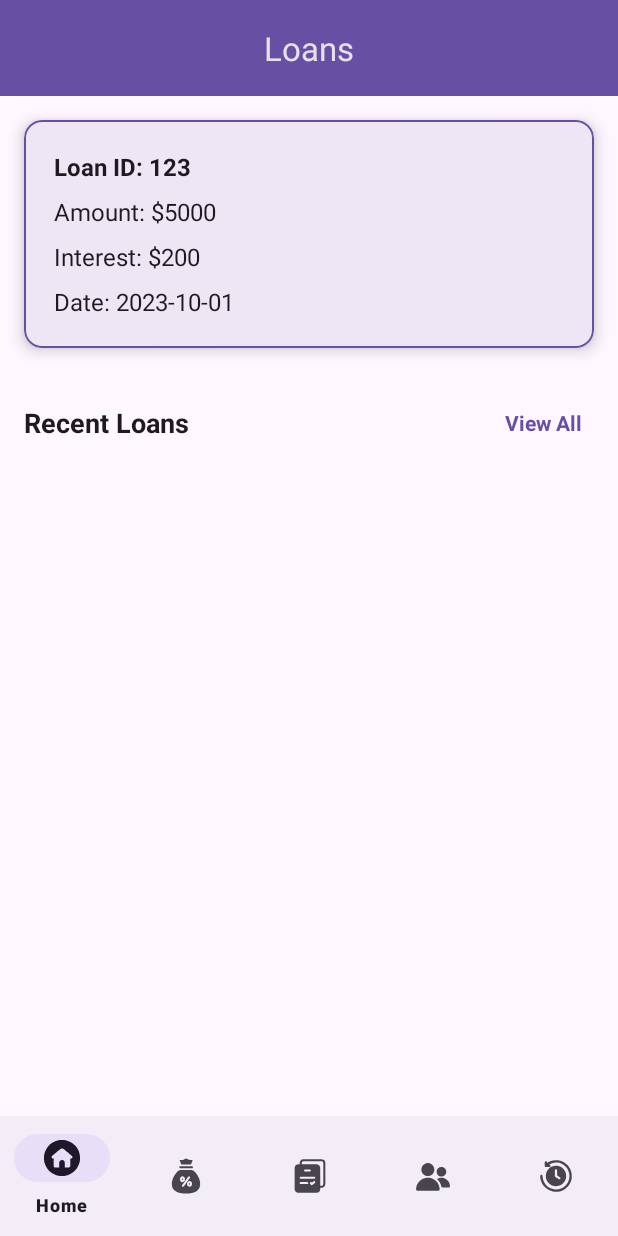
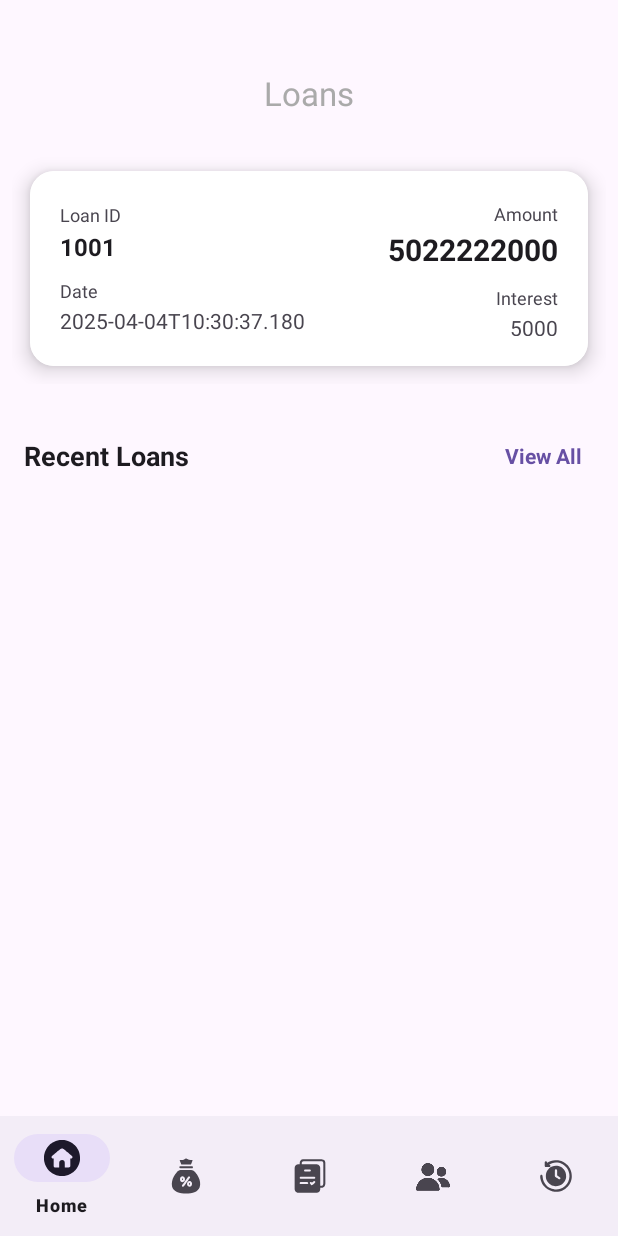
Before and after one commit to Eshwar863/Application28, an Android app: the fragment LoansFragment placed in its activity, on a phone screen of 412 x 824 dp. Run offline under Robolectric (Android 15) with nearby library versions, the phone set to English and light mode, and no system bars.

Commit message:
Loans Fragment

```diff
--- /dev/null
+++ b/app/src/main/java/com/example/application28/Adapters/LoansCardsAdapter.java
@@ -0,0 +1,49 @@
+package com.example.application28.Adapters;
+
+import android.content.Context;
+import android.view.LayoutInflater;
+import android.view.ViewGroup;
+
+import androidx.annotation.NonNull;
+import androidx.recyclerview.widget.RecyclerView;
+
+
+import com.example.application28.DTO.Loans;
+import com.example.application28.R;
+import com.example.application28.viewHolders.HistoryViewHolder;
+import com.example.application28.viewHolders.LoansCardsViewHolder;
+
+import java.util.List;
+
+public class LoansCardsAdapter extends RecyclerView.Adapter<LoansCardsViewHolder> {
+    Context context;
+
+    List<Loans> loans;
+
+    public LoansCardsAdapter(Context context, List<Loans> loans) {
+        this.context = context;
+        this.loans = loans;
+    }
+
+    @NonNull
+    @Override
+    public LoansCardsViewHolder onCreateViewHolder(@NonNull ViewGroup parent, int viewType) {
+        return new LoansCardsViewHolder(LayoutInflater.from(context).inflate(R.layout.loan_card_view,parent,false));
+
+    }
+
+    @Override
+    public void onBindViewHolder(@NonNull LoansCardsViewHolder holder, int position) {
+        Loans loan = loans.get(position);
+        holder.tvLoanId.setText(loan.getLoanId().toString());
+        holder.tvLoanAmount.setText(loan.getLoanAmount().toString());
+        holder.tvInterest.setText(loan.getInterestAmount().toString());
+        holder.tvLoanDate.setText(loan.getLoanDate().toString());
+
+    }
+
+    @Override
+    public int getItemCount() {
+        return loans.size();
+    }
+}
--- /dev/null
+++ b/app/src/main/java/com/example/application28/DTO/Loans.java
@@ -0,0 +1,50 @@
+package com.example.application28.DTO;
+
+import java.time.LocalDateTime;
+
+public class Loans {
+
+    private Long loanId;
+    private Long loanAmount ;
+    private Long interestAmount;
+    private LocalDateTime loanDate;
+
+    public Loans(Long loanId, Long loanAmount, Long interestAmount, LocalDateTime loanDate) {
+        this.loanId = loanId;
+        this.loanAmount = loanAmount;
+        this.interestAmount = interestAmount;
+        this.loanDate = loanDate;
+    }
+
+    public Long getLoanId() {
+        return loanId;
+    }
+
+    public void setLoanId(Long loanId) {
+        this.loanId = loanId;
+    }
+
+    public Long getLoanAmount() {
+        return loanAmount;
+    }
+
+    public void setLoanAmount(Long loanAmount) {
+        this.loanAmount = loanAmount;
+    }
+
+    public Long getInterestAmount() {
+        return interestAmount;
+    }
+
+    public void setInterestAmount(Long interestAmount) {
+        this.interestAmount = interestAmount;
+    }
+
+    public LocalDateTime getLoanDate() {
+        return loanDate;
+    }
+
+    public void setLoanDate(LocalDateTime loanDate) {
+        this.loanDate = loanDate;
+    }
+}
--- a/app/src/main/java/com/example/application28/fragments/HistoryFragment.java
+++ b/app/src/main/java/com/example/application28/fragments/HistoryFragment.java
@@ -63,11 +63,17 @@ public class HistoryFragment extends Fragment {
             transactions.add(new Transaction(1L, 5000L, "Totals", LocalDateTime.now(), "Loan Payment"));
             transactions.add(new Transaction(2L, 3000L, "InterestUpdated", LocalDateTime.now(), "Credit Card Bill"));
             transactions.add(new Transaction(1L, 5000L, "Totals", LocalDateTime.now(), "Loan Payment"));
+            transactions.add(new Transaction(1L, 5000L, "Loans", LocalDateTime.now(), "Loan Payment"));
+            transactions.add(new Transaction(2L, 3000L, "Cards", LocalDateTime.now(), "Credit Card Bill"));
             transactions.add(new Transaction(2L, 3000L, "InterestUpdated", LocalDateTime.now(), "Credit Card Bill"));
             transactions.add(new Transaction(1L, 5000L, "Loans", LocalDateTime.now(), "Loan Payment"));
+            transactions.add(new Transaction(1L, 5000L, "Loans", LocalDateTime.now(), "Loan Payment"));
+            transactions.add(new Transaction(2L, 3000L, "Cards", LocalDateTime.now(), "Credit Card Bill"));
             transactions.add(new Transaction(2L, 3000L, "Cards", LocalDateTime.now(), "Credit Card Bill"));
 
             transactions.add(new Transaction(1L, 5200L, "Totals", LocalDateTime.now(), "Loan Payment"));
+            transactions.add(new Transaction(1L, 5000L, "Loans", LocalDateTime.now(), "Loan Payment"));
+            transactions.add(new Transaction(2L, 3000L, "Cards", LocalDateTime.now(), "Credit Card Bill"));
             transactions.add(new Transaction(2L, 3100L, "InterestUpdated", LocalDateTime.now(), "Credit Card Bill"));
             transactions.add(new Transaction(1L, 4800L, "Totals", LocalDateTime.now(), "Loan Payment"));
             transactions.add(new Transaction(2L, 2900L, "InterestUpdated", LocalDateTime.now(), "Credit Card Bill"));
--- a/app/src/main/java/com/example/application28/fragments/LoansFragment.java
+++ b/app/src/main/java/com/example/application28/fragments/LoansFragment.java
@@ -2,9 +2,13 @@ package com.example.application28.fragments;
 
 import android.content.Context;
 import android.content.Intent;
+import android.os.Build;
 import android.os.Bundle;
 import android.util.Log;
 import androidx.fragment.app.Fragment;
+import androidx.recyclerview.widget.LinearLayoutManager;
+import androidx.recyclerview.widget.RecyclerView;
+
 import android.view.LayoutInflater;
 import android.view.View;
 import android.view.ViewGroup;
@@ -12,12 +16,20 @@ import android.widget.ListView;
 import android.widget.TextView;
 
 import com.example.application28.Activity.LoansActivity;
+import com.example.application28.Adapters.LoansCardsAdapter;
+import com.example.application28.DTO.Loans;
+import com.example.application28.LoginActivity;
 import com.example.application28.R;
+
+import java.time.LocalDateTime;
+import java.util.ArrayList;
+import java.util.Arrays;
+import java.util.List;
 
 public class LoansFragment extends Fragment {
 
     private static final String TAG = "LoansFragment"; // Tag for logging
-    private TextView tvViewAll;
+    private TextView tvViewAll, tvNoLoansFound;
 
     public LoansFragment() {
         // Required empty public constructor
@@ -26,21 +38,42 @@ public class LoansFragment extends Fragment {
     @Override
     public View onCreateView(LayoutInflater inflater, ViewGroup container,
                              Bundle savedInstanceState) {
-        // Inflate the layout for this fragment
+
         View view = inflater.inflate(R.layout.fragment_loans, container, false);
+        tvViewAll = view.findViewById(R.id.tvViewAll);
+        tvNoLoansFound = view.findViewById(R.id.tvNoLoansFound);
+        RecyclerView recyclerView = view.findViewById(R.id.recentLoansRecyclerViewLoansCards);
+        Context context = getContext();
 
-        // Initialize the "View All" TextView
-        tvViewAll = view.findViewById(R.id.tvViewAll);
+        if (context != null) {
+            recyclerView.setLayoutManager(new LinearLayoutManager(context, LinearLayoutManager.HORIZONTAL, false));
 
-        tvViewAll.setOnClickListener(v -> {
-            Context context = getContext();
-            if (context != null) {
-                Intent intent = new Intent(context, LoansActivity.class);
+            List<Loans> dummyLoans = new ArrayList<>();
+            if (Build.VERSION.SDK_INT >= Build.VERSION_CODES.O) {
+                dummyLoans.add(new Loans(1001L, 5022222000L, 5000L, LocalDateTime.now().minusDays(2)));
+                dummyLoans.add(new Loans(1002L, 75000L, 7500L, LocalDateTime.now().minusDays(10)));
+                dummyLoans.add(new Loans(1003L, 30036555500L, 3000L, LocalDateTime.now().minusDays(20)));
+            }
+
+            if (dummyLoans.isEmpty()) {
+                tvNoLoansFound.setVisibility(View.VISIBLE);
+                recyclerView.setVisibility(View.GONE);
+            } else {
+                tvNoLoansFound.setVisibility(View.GONE);
+                recyclerView.setVisibility(View.VISIBLE);
+
+                LoansCardsAdapter adapter = new LoansCardsAdapter(context, dummyLoans);
+                recyclerView.setAdapter(adapter);
+            }
+
+            tvViewAll.setOnClickListener(v -> {
+                Intent intent = new Intent(context, LoginActivity.class); // Or LoansActivity if needed
                 startActivity(intent);
-            } else {
-                Log.e(TAG, "Context is null - cannot start activity");
-            }
-        });
+            });
+
+        } else {
+            Log.e(TAG, "Context is null - cannot set up RecyclerView");
+        }
 
         return view;
     }
--- /dev/null
+++ b/app/src/main/java/com/example/application28/viewHolders/LoansCardsViewHolder.java
@@ -0,0 +1,22 @@
+package com.example.application28.viewHolders;
+
+import android.view.View;
+import android.widget.TextView;
+
+import androidx.annotation.NonNull;
+import androidx.recyclerview.widget.RecyclerView;
+
+import com.example.application28.R;
+
+public class LoansCardsViewHolder extends RecyclerView.ViewHolder{
+
+    public TextView tvLoanId,tvLoanDate,tvLoanAmount,tvInterest;
+
+    public LoansCardsViewHolder(@NonNull View itemView) {
+        super(itemView);
+        tvLoanId = itemView.findViewById((R.id.tvLoanId));
+        tvLoanDate = itemView.findViewById((R.id.tvLoanDate));
+        tvLoanAmount = itemView.findViewById((R.id.tvLoanAmount));
+        tvInterest = itemView.findViewById((R.id.tvInterest));
+    }
+}
--- a/app/src/main/res/layout/fragment_loans.xml
+++ b/app/src/main/res/layout/fragment_loans.xml
@@ -9,73 +9,40 @@
     android:orientation="vertical"
     tools:context=".fragments.LoansFragment">
 
-    <!-- Toolbar with Back Button -->
     <com.google.android.material.appbar.MaterialToolbar
         android:id="@+id/topAppBar"
         android:layout_width="match_parent"
         android:layout_height="wrap_content"
-        android:background="?attr/colorPrimary"
+        android:layout_marginTop="30dp"
+        android:backgroundTint="@color/accentColor"
+        app:title="Loans"
         app:titleCentered="true"
-        app:title="Loans"
-        app:titleTextColor="?android:attr/textColorPrimaryInverse" />
+        app:titleTextColor="@android:color/darker_gray" />
 
-    <com.google.android.material.card.MaterialCardView
+
+    <androidx.recyclerview.widget.RecyclerView
+        android:id="@+id/recentLoansRecyclerViewLoansCards"
+        android:layout_width="match_parent"
+        android:layout_height="170dp"
+        android:padding="8dp"
+        android:scrollbars="vertical"
+        android:visibility="gone"/>
+
+
+    <TextView
+        android:id="@+id/tvNoLoansFound"
         android:layout_width="match_parent"
         android:layout_height="wrap_content"
-        android:layout_margin="16dp"
-        app:cardCornerRadius="12dp"
-        app:cardElevation="6dp"
-        app:strokeWidth="1dp"
-        app:strokeColor="?attr/colorPrimary"
-        android:background="?android:attr/colorBackgroundFloating">
+        android:text="@string/no_loans_found"
+        android:textSize="16sp"
+        android:textStyle="italic"
+        android:gravity="center"
+        android:padding="16dp"
+        android:visibility="gone"
+        app:backgroundTint="@android:color/transparent"
+        style="@style/Widget.MaterialComponents.Button.OutlinedButton"
+        android:textColor="@android:color/darker_gray" />
 
-        <LinearLayout
-            android:layout_width="match_parent"
-            android:layout_height="wrap_content"
-            android:orientation="vertical"
-            android:padding="20dp">
-
-            <!-- Loan ID -->
-            <TextView
-                android:id="@+id/tvLoanId"
-                android:layout_width="match_parent"
-                android:layout_height="wrap_content"
-                android:text="Loan ID: 123"
-                android:textSize="16sp"
-                android:textColor="?android:attr/textColorPrimary"
-                android:textStyle="bold" />
-
-            <!-- Loan Amount -->
-            <TextView
-                android:id="@+id/tvLoanAmount"
-                android:layout_width="match_parent"
-                android:layout_height="wrap_content"
-                android:text="Amount: $5000"
-                android:textSize="16sp"
-                android:textColor="?android:attr/textColorPrimary"
-                android:layout_marginTop="8dp" />
-
-            <!-- Interest Amount -->
-            <TextView
-                android:id="@+id/tvInterestAmount"
-                android:layout_width="match_parent"
-                android:layout_height="wrap_content"
-                android:text="Interest: $200"
-                android:textSize="16sp"
-                android:textColor="?android:attr/textColorPrimary"
-                android:layout_marginTop="8dp" />
-
-            <!-- Loan Date -->
-            <TextView
-                android:id="@+id/tvLoanDate"
-                android:layout_width="match_parent"
-                android:layout_height="wrap_content"
-                android:text="Date: 2023-10-01"
-                android:textSize="16sp"
-                android:textColor="?android:attr/textColorPrimary"
-                android:layout_marginTop="8dp" />
-        </LinearLayout>
-    </com.google.android.material.card.MaterialCardView>
 
     <!-- Recent Loans Section -->
     <LinearLayout
@@ -88,7 +55,7 @@
         <TextView
             android:layout_width="0dp"
             android:layout_height="wrap_content"
-            android:text="Recent Loans"
+            android:text="@string/recent_loans"
             android:textSize="18sp"
             android:textStyle="bold"
             android:textColor="?android:attr/textColorPrimary"
@@ -102,19 +69,23 @@
             android:text="@string/view_all"
             android:textSize="14sp"
             android:textColor="?attr/colorPrimary"
-            android:contextClickable="true"
             android:textStyle="bold"
             android:clickable="true"
             android:focusable="true"
-            android:padding="8dp" />
+            android:padding="8dp"
+            android:minHeight="48dp"
+            android:minWidth="48dp"
+            android:gravity="center" />
+
     </LinearLayout>
 
     <!-- RecyclerView for Recent Loans -->
     <androidx.recyclerview.widget.RecyclerView
-        android:id="@+id/recentLoansRecyclerView"
+        android:id="@+id/recentLoansRecyclerViewRecentloans"
         android:layout_width="match_parent"
         android:layout_height="match_parent"
         android:padding="8dp"
-        android:scrollbars="vertical" />
+        android:scrollbars="vertical"
+        />
 
 </LinearLayout>
--- /dev/null
+++ b/app/src/main/res/layout/loan_card_view.xml
@@ -0,0 +1,111 @@
+<?xml version="1.0" encoding="utf-8"?>
+<androidx.cardview.widget.CardView xmlns:android="http://schemas.android.com/apk/res/android"
+    xmlns:card_view="http://schemas.android.com/apk/res-auto"
+    android:id="@+id/loanCard"
+    android:layout_width="match_parent"
+    android:layout_height="wrap_content"
+    android:layout_margin="12dp"
+    card_view:cardCornerRadius="16dp"
+    card_view:cardElevation="8dp"
+    android:foreground="?attr/selectableItemBackground"
+    android:clickable="true"
+    android:focusable="true">
+
+    <LinearLayout
+        android:layout_width="match_parent"
+        android:layout_height="wrap_content"
+        android:background="@android:color/white"
+        android:baselineAligned="false"
+        android:gravity="center_vertical"
+        android:orientation="horizontal"
+        android:padding="20dp"
+        android:weightSum="2">
+
+        <!-- Left Column -->
+        <LinearLayout
+            android:layout_width="0dp"
+            android:layout_height="wrap_content"
+            android:layout_weight="1"
+            android:orientation="vertical">
+
+            <TextView
+                android:layout_width="wrap_content"
+                android:layout_height="wrap_content"
+                android:text="Loan ID"
+                android:textColor="?android:textColorSecondary"
+                android:textSize="12sp" />
+
+            <TextView
+                android:id="@+id/tvLoanId"
+                android:layout_width="wrap_content"
+                android:layout_height="wrap_content"
+                android:text="@string/loan_id_1234561"
+                android:textColor="?android:textColorPrimary"
+                android:textSize="16sp"
+                android:textStyle="bold"
+                android:layout_marginTop="2dp" />
+
+            <TextView
+                android:layout_width="wrap_content"
+                android:layout_height="wrap_content"
+                android:text="Date"
+                android:textColor="?android:textColorSecondary"
+                android:textSize="12sp"
+                android:layout_marginTop="10dp" />
+
+            <TextView
+                android:id="@+id/tvLoanDate"
+                android:layout_width="wrap_content"
+                android:layout_height="wrap_content"
+                android:text="@string/date_2025_04_06"
+                android:textColor="?android:textColorSecondary"
+                android:textSize="14sp"
+                android:layout_marginTop="2dp" />
+        </LinearLayout>
+
+        <!-- Right Column -->
+        <LinearLayout
+            android:layout_width="0dp"
+            android:layout_height="wrap_content"
+            android:layout_weight="1"
+            android:gravity="end"
+            android:orientation="vertical">
+
+            <TextView
+                android:layout_width="wrap_content"
+                android:layout_height="wrap_content"
+                android:text="Amount"
+                android:textColor="?android:textColorSecondary"
+                android:textSize="12sp" />
+
+            <TextView
+                android:id="@+id/tvLoanAmount"
+                android:layout_width="wrap_content"
+                android:layout_height="wrap_content"
+                android:text="@string/_50_0000"
+                android:textColor="?android:textColorPrimary"
+                android:textSize="20sp"
+                android:textStyle="bold"
+                android:layout_marginTop="2dp" />
+
+            <TextView
+                android:layout_width="wrap_content"
+                android:layout_height="wrap_content"
+                android:text="Interest"
+                android:textColor="?android:textColorSecondary"
+                android:textSize="12sp"
+                android:layout_marginTop="10dp" />
+
+            <TextView
+                android:id="@+id/tvInterest"
+                android:layout_width="wrap_content"
+                android:layout_height="wrap_content"
+                android:text="@string/interest_120"
+                android:textColor="?android:textColorSecondary"
+                android:textSize="14sp"
+                android:layout_marginTop="2dp" />
+        </LinearLayout>
+
+    </LinearLayout>
+
+</androidx.cardview.widget.CardView>
--- a/app/src/main/res/values/strings.xml
+++ b/app/src/main/res/values/strings.xml
@@ -69,4 +69,14 @@
     <string name="balance">Balance</string>
     <string name="amounthistory">****</string>
     <string name="datehistory">XX-XX-XXXX</string>
+    <string name="no_loans_found">You currently have no loans.</string>
+    <string name="recent_loans">Recent Loans</string>
+    <string name="loan_id_123456">Loan ID: 123456</string>
+    <string name="_2025_04_06">2025-04-06</string>
+    <string name="_50_000">₹50,000</string>
+    <string name="interest_12">Interest: 1.5%</string>
+    <string name="loan_id_1234561">Loan ID: 123456</string>
+    <string name="date_2025_04_06">Date: 2025-04-06</string>
+    <string name="_50_0000">₹50,000</string>
+    <string name="interest_120">Interest: 12%</string>
 </resources>
```
